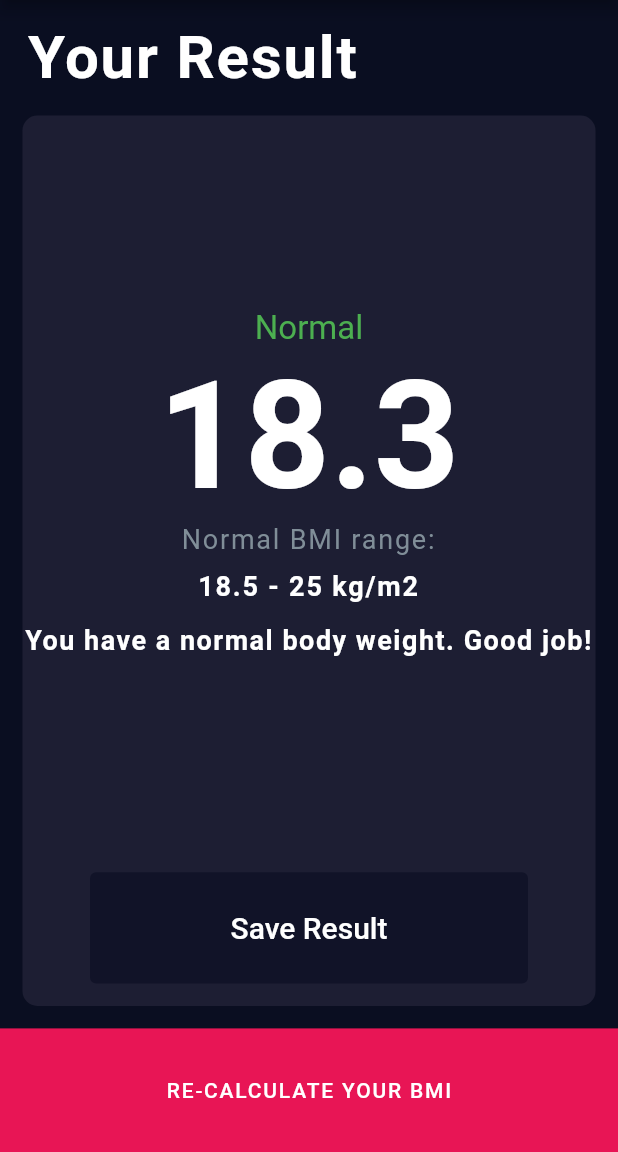
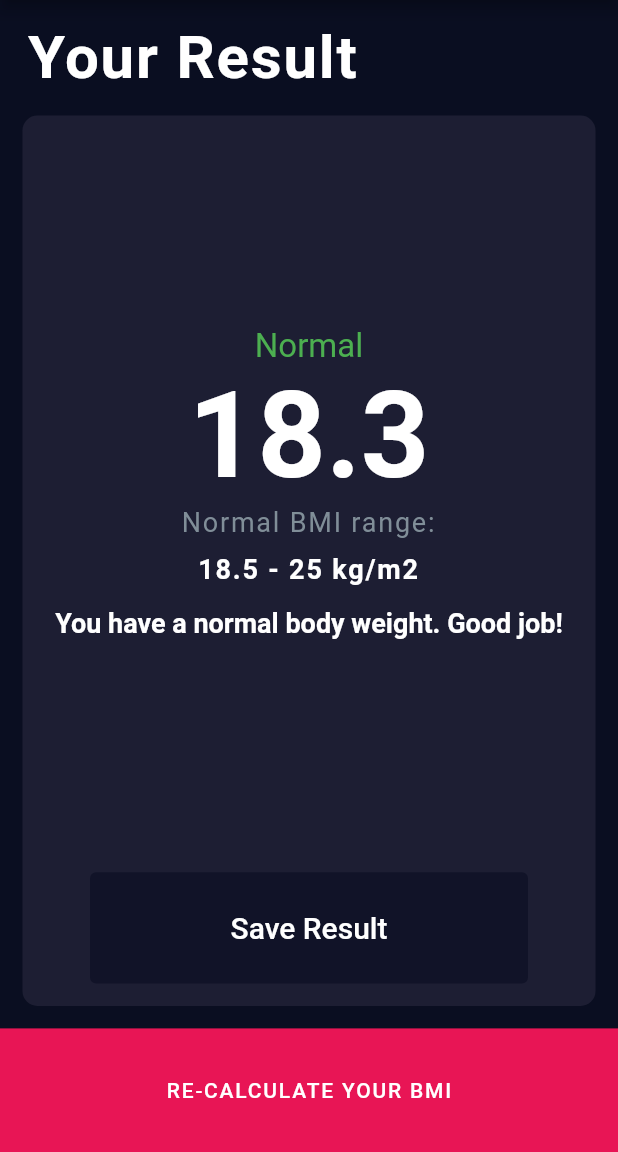
Before and after one commit to mdrabbihossen/BMI-calculator, a Flutter app: the screen it shows after launch, after a tap on "CALCULATE YOUR BMI", on a phone screen of 412 x 824 dp, the part 84-1236 px from its top. Run offline on Flutter 3.47's test engine with Material 2 defaults, Android fonts, the phone set to English and light mode, and no system bars.

```diff
--- a/lib/main.dart
+++ b/lib/main.dart
@@ -1,5 +1,6 @@
 import 'package:bmi_calculator/constants/constants.dart';
 import 'package:bmi_calculator/views/home/screens/home_screen.dart';
+import 'package:bmi_calculator/views/result/screens/result_screen.dart';
 import 'package:flutter/material.dart';
 
 void main() {
@@ -23,7 +24,11 @@ class MyApp extends StatelessWidget {
           overlayColor: Color(0x29eb1555),
         ),
       ),
-      home: HomeScreen(),
+      initialRoute: '/',
+      routes: {
+        '/': (context) => HomeScreen(),
+        '/result-screen': (context) => ResultScreen(),
+      },
     );
   }
 }
--- a/lib/views/home/screens/home_screen.dart
+++ b/lib/views/home/screens/home_screen.dart
@@ -238,12 +238,7 @@ class _HomeScreenState extends State<HomeScreen> {
             context: context,
             text: 'CALCULATE YOUR BMI',
             onPressed: () {
-              Navigator.push(
-                context,
-                MaterialPageRoute(
-                  builder: (context) => ResultScreen(),
-                ),
-              );
+              Navigator.pushNamed(context, '/result-screen');
             },
           ),
         ],
--- a/lib/views/result/screens/result_screen.dart
+++ b/lib/views/result/screens/result_screen.dart
@@ -12,8 +12,7 @@ class ResultScreen extends StatelessWidget {
     return Scaffold(
       appBar: appBar,
       body: Column(
-        mainAxisAlignment: MainAxisAlignment.center,
-        crossAxisAlignment: CrossAxisAlignment.stretch,
+        crossAxisAlignment: CrossAxisAlignment.start,
         children: [
           Padding(
             padding: const EdgeInsets.only(
@@ -47,7 +46,7 @@ class ResultScreen extends StatelessWidget {
                     '18.3',
                     textAlign: TextAlign.center,
                     style: TextStyle(
-                      fontSize: 100,
+                      fontSize: 80,
                       fontWeight: FontWeight.bold,
                     ),
                   ),
@@ -74,7 +73,6 @@ class ResultScreen extends StatelessWidget {
                     textAlign: TextAlign.center,
                     style: TextStyle(
                       fontSize: 18,
-                      letterSpacing: 1,
                       fontWeight: FontWeight.w600,
                     ),
                   ),
```
